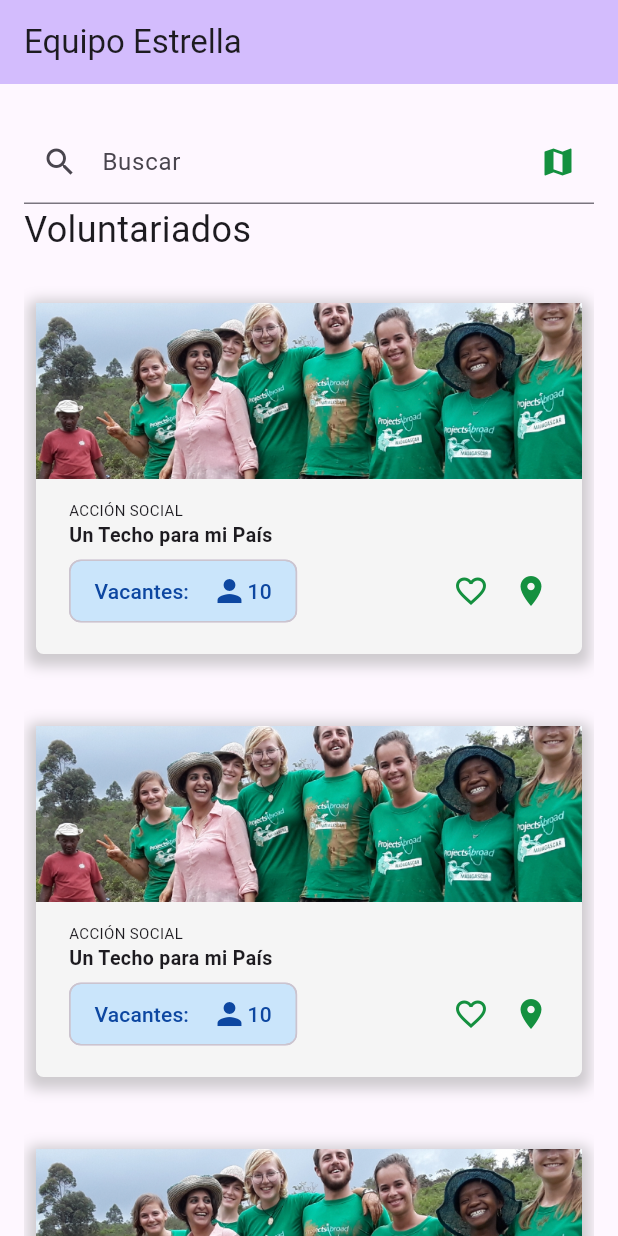
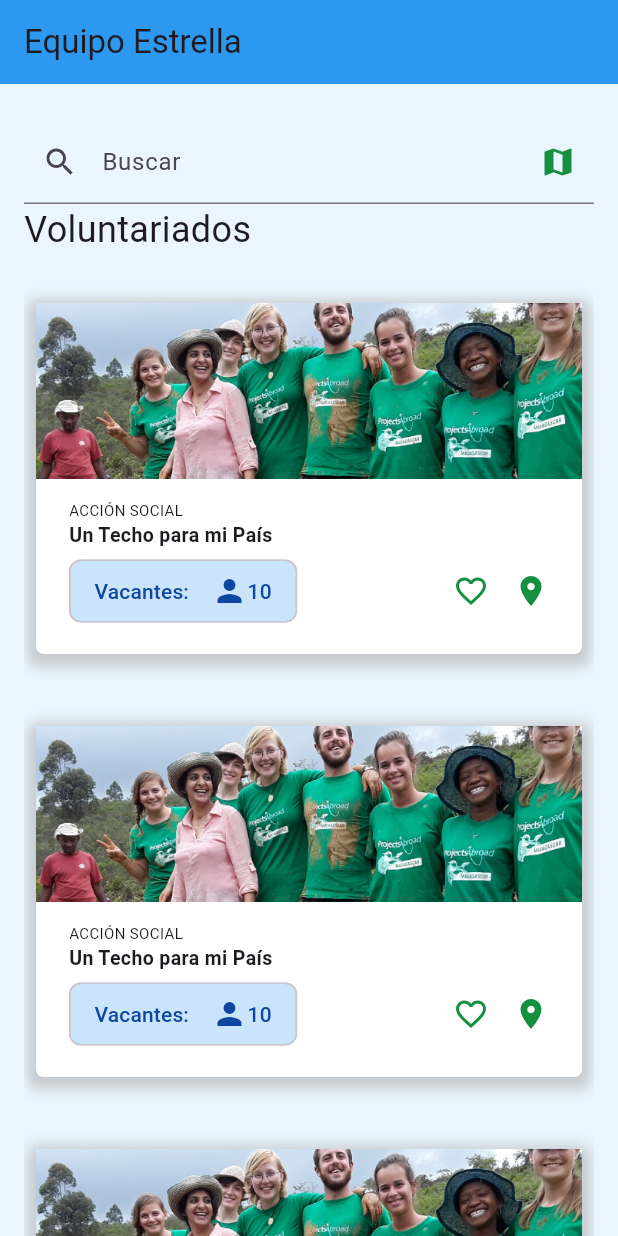
Before and after one commit to anitacruz/equipo_estrella, a Flutter app: the screen it shows after launch, on a phone screen of 412 x 824 dp. Run offline on Flutter 3.47's test engine with Material 2 defaults, Android fonts, the phone set to English and light mode, and no system bars.

Commit message:
feat: color class

```diff
--- /dev/null
+++ b/lib/colors.dart
@@ -0,0 +1,21 @@
+import 'package:flutter/material.dart';
+
+class ManosColors {
+  static const Color neutral0 = Color.fromARGB(255, 0, 0, 0);
+  static const Color neutral10 = Color.fromARGB(255, 250, 250, 250);
+  static const Color neutral25 = Color.fromARGB(255, 224, 224, 224);
+  static const Color neutral50 = Color.fromARGB(255, 158, 158, 158);
+  static const Color neutral75 = Color.fromARGB(255, 102, 102, 102);
+  static const Color neutral100 = Color.fromARGB(255, 255, 255, 255);
+  static const Color primary5 = Color.fromARGB(255, 243, 249, 245);
+  static const Color primary10 = Color.fromARGB(255, 231, 244, 236);
+  static const Color primary100 = Color.fromARGB(255, 20, 144, 63);
+  static const Color secondary10 = Color.fromARGB(255, 234, 245, 253);
+  static const Color secondary25 = Color.fromARGB(255, 202, 229, 251);
+  static const Color secondary50 = Color.fromARGB(255, 144, 202, 249);
+  static const Color secondary80 = Color.fromARGB(255, 108, 182, 243);
+  static const Color secondary90 = Color.fromARGB(255, 74, 169, 245);
+  static const Color secondary100 = Color.fromARGB(255, 44, 152, 240);
+  static const Color secondary200 = Color.fromARGB(255, 13, 71, 161);
+  static const Color error = Color.fromARGB(255, 179, 38, 30);
+}
--- a/lib/main.dart
+++ b/lib/main.dart
@@ -1,3 +1,4 @@
+import 'package:equipo_estrella/colors.dart';
 import 'package:equipo_estrella/widgets/scrollable_card_list.dart';
 import 'package:flutter/material.dart';
 import 'widgets/volunteer_card.dart';
@@ -36,9 +37,10 @@ class _MyHomePageState extends State<MyHomePage> {
   @override
   Widget build(BuildContext context) {
     return Scaffold(
+        backgroundColor: ManosColors.secondary10,
         appBar: AppBar(
           title: Text(widget.title),
-          backgroundColor: Theme.of(context).colorScheme.inversePrimary,
+          backgroundColor: ManosColors.secondary100,
         ),
         body: Container(
             margin: const EdgeInsets.only(top: 24, left: 16, right: 16),
@@ -49,7 +51,7 @@ class _MyHomePageState extends State<MyHomePage> {
                     labelText: 'Buscar',
                     prefixIcon: Icon(Icons.search, size: 24),
                     suffixIcon: Icon(Icons.map,
-                        size: 24, color: Color.fromARGB(255, 20, 144, 63))),
+                        size: 24, color: ManosColors.primary100)),
               ),
               Align(
                   alignment: AlignmentDirectional.centerStart,
--- a/lib/widgets/volunteer_card.dart
+++ b/lib/widgets/volunteer_card.dart
@@ -1,3 +1,4 @@
+import 'package:equipo_estrella/colors.dart';
 import 'package:equipo_estrella/widgets/volunteer_card_description.dart';
 import 'package:flutter/material.dart';
 
@@ -13,7 +14,7 @@ class VolunteerCard extends StatelessWidget {
             height: 234,
             margin: const EdgeInsets.only(bottom: 24, top: 24),
             decoration: BoxDecoration(
-                color: Colors.grey[100],
+                color: ManosColors.neutral100,
                 borderRadius: const BorderRadius.all(Radius.circular(5)),
                 boxShadow: [
                   // TODO: implement the shadow widgets
--- a/lib/widgets/volunteer_card_acction.dart
+++ b/lib/widgets/volunteer_card_acction.dart
@@ -1,3 +1,4 @@
+import 'package:equipo_estrella/colors.dart';
 import 'package:flutter/material.dart';
 
 class VolunteerCardAction extends StatelessWidget {
@@ -12,16 +13,16 @@ class VolunteerCardAction extends StatelessWidget {
           mainAxisAlignment: MainAxisAlignment.spaceBetween,
           children: [
             Chip(
-                backgroundColor: Color.fromARGB(255, 202, 229, 251),
+                backgroundColor: ManosColors.secondary25,
                 // selectedColor: Color.fromARGB(255, 202, 229, 251),
                 // selected: true,
-                labelStyle: TextStyle(color: Color.fromARGB(255, 13, 71, 161)),
+                labelStyle: TextStyle(color: ManosColors.secondary200),
                 label: Row(
                   children: [
                     Text("Vacantes:"),
                     SizedBox(width: 15),
                     Icon(Icons.person,
-                        color: Color.fromARGB(255, 13, 71, 161), size: 24),
+                        color: ManosColors.secondary200, size: 24),
                     Text("10")
                   ],
                 )),
@@ -29,11 +30,10 @@ class VolunteerCardAction extends StatelessWidget {
               children: [
                 Icon(
                   Icons.favorite_border,
-                  color: Color.fromARGB(255, 20, 144, 63),
+                  color: ManosColors.primary100,
                 ),
                 SizedBox(width: 16),
-                Icon(Icons.location_on,
-                    color: Color.fromARGB(255, 20, 144, 63), size: 24)
+                Icon(Icons.location_on, color: ManosColors.primary100, size: 24)
               ],
             )
           ],
--- a/lib/widgets/volunteer_card_description.dart
+++ b/lib/widgets/volunteer_card_description.dart
@@ -9,7 +9,6 @@ class VolunteerCardDescription extends StatelessWidget {
   Widget build(BuildContext context) {
     return Center(
         child: Container(
-            color: Colors.grey[100],
             width: 1000,
             padding: const EdgeInsets.all(6),
             margin:
```
